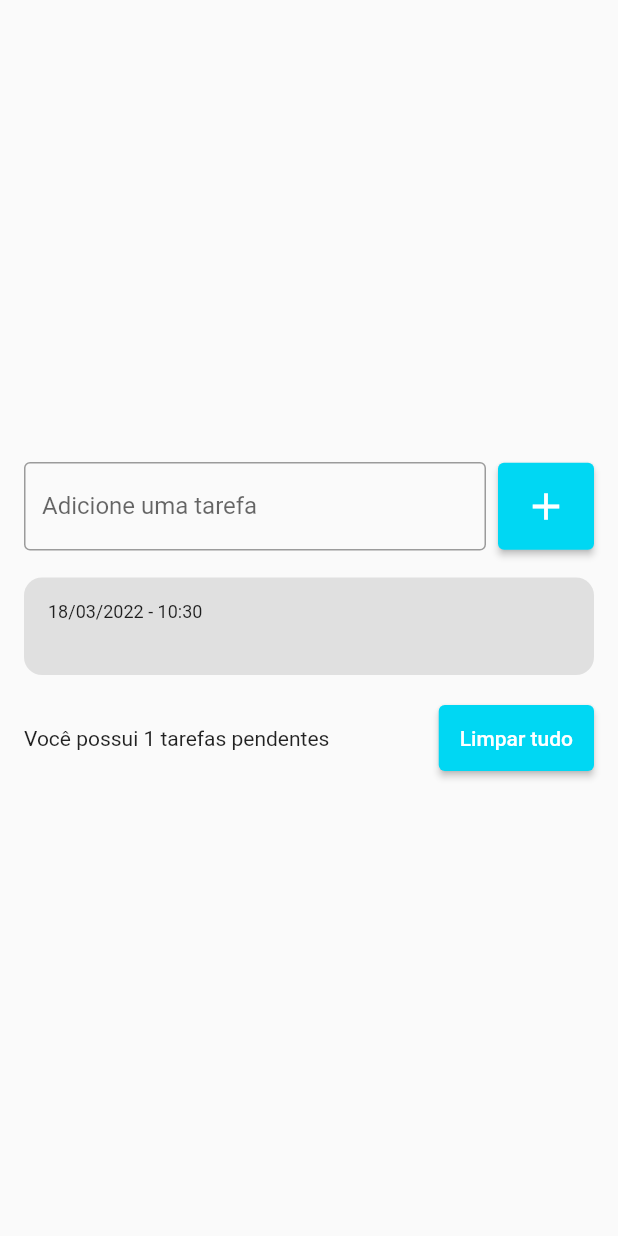
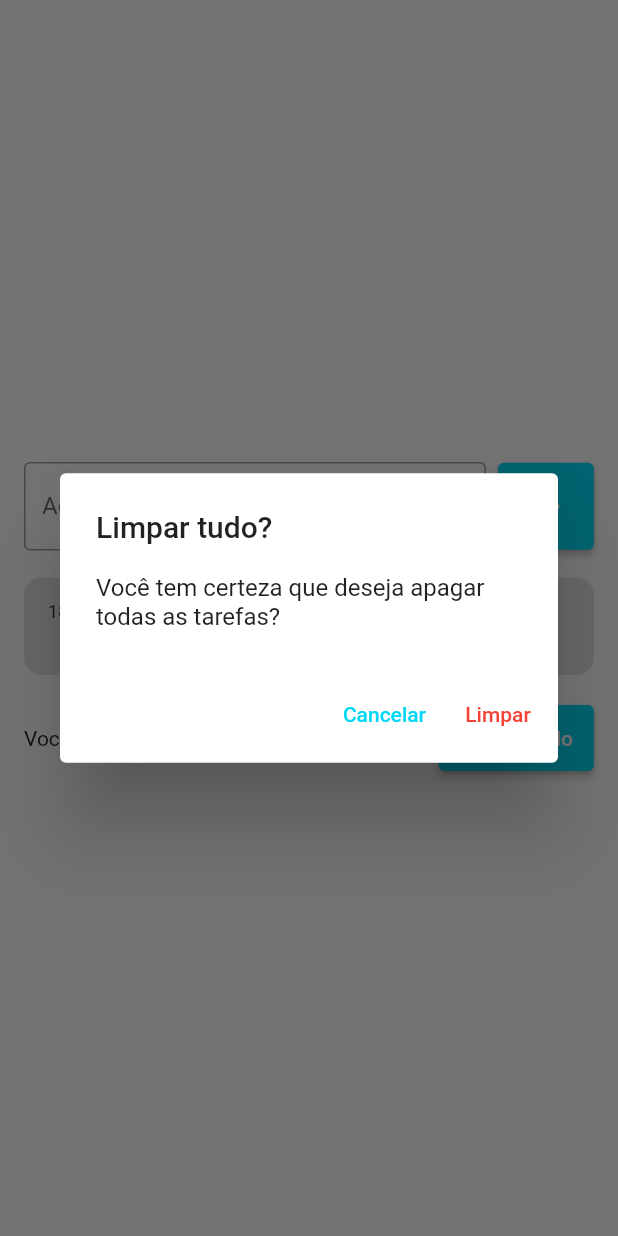
Before and after one commit to dev-sergio/app-todolist, a Flutter app: the screen it shows after launch, after a tap on the "add" icon, after a tap on "Limpar tudo", on a phone screen of 412 x 824 dp. Run offline on Flutter 3.47's test engine with Material 2 defaults, Android fonts, the phone set to English and light mode, and no system bars; drawn by our look-alikes of flutter_slidable; our stand-ins replace shared_preferences.

Commit message:
Salvando lista com shared preferences

```diff
--- a/lib/models/tarefas.dart
+++ b/lib/models/tarefas.dart
@@ -4,4 +4,11 @@ class Tarefas{
 
   String title;
   DateTime date;
+
+  Map<String, dynamic> toJson(){
+    return {
+      'title': title,
+      'date': date.toIso8601String(),
+    };
+  }
 }
--- a/lib/pages/todo_list_page.dart
+++ b/lib/pages/todo_list_page.dart
@@ -1,4 +1,5 @@
 import 'package:flutter/material.dart';
+import 'package:todo_list/repositories/tarefas_repository.dart';
 import 'package:todo_list/widget/todo_list_item.dart';
 
 import '../models/tarefas.dart';
@@ -12,6 +13,7 @@ class TodoListPage extends StatefulWidget {
 
 class _TodoListPageState extends State<TodoListPage> {
   final TextEditingController tarefasController = TextEditingController();
+  final TarefasRepository tarefasRepository = TarefasRepository();
 
   List<Tarefas> tarefas = [];
   Tarefas? tarefaDeletada;
@@ -48,8 +50,9 @@ class _TodoListPageState extends State<TodoListPage> {
                             date: DateTime.now(),
                           );
                           tarefas.add(tarefa);
-                          tarefasController.clear();
                         });
+                        tarefasController.clear();
+                        tarefasRepository.saveListaTarefas(tarefas);
                       },
                       style: ElevatedButton.styleFrom(
                           primary: const Color(0xff00d7f3),
@@ -66,11 +69,8 @@ class _TodoListPageState extends State<TodoListPage> {
                   child: ListView(
                     shrinkWrap: true,
                     children: [
-                      for(Tarefas tarefa in tarefas)
-                        TodoListItem(
-                          tarefas: tarefa,
-                          onDelete: onDelete
-                        ),
+                      for (Tarefas tarefa in tarefas)
+                        TodoListItem(tarefas: tarefa, onDelete: onDelete),
                     ],
                   ),
                 ),
@@ -84,7 +84,7 @@ class _TodoListPageState extends State<TodoListPage> {
                     ),
                     const SizedBox(width: 8),
                     ElevatedButton(
-                      onPressed: () {},
+                      onPressed: showDialogDeletaTodasTarefas,
                       child: const Text(
                         'Limpar tudo',
                       ),
@@ -102,7 +102,7 @@ class _TodoListPageState extends State<TodoListPage> {
     );
   }
 
-  void onDelete(Tarefas tarefa){
+  void onDelete(Tarefas tarefa) {
     tarefaDeletada = tarefa;
     indexTarefaDeletada = tarefas.indexOf(tarefa);
 
@@ -131,4 +131,36 @@ class _TodoListPageState extends State<TodoListPage> {
       ),
     );
   }
+
+  void showDialogDeletaTodasTarefas() {
+    showDialog(
+        context: context,
+        builder: (context) => AlertDialog(
+              title: const Text('Limpar tudo?'),
+              content: const Text(
+                  'Você tem certeza que deseja apagar todas as tarefas?'),
+              actions: [
+                TextButton(
+                    onPressed: () {
+                      Navigator.of(context).pop();
+                    },
+                    style:
+                        TextButton.styleFrom(primary: const Color(0xff00d7f3)),
+                    child: const Text('Cancelar')),
+                TextButton(
+                    onPressed: () {
+                      Navigator.of(context).pop();
+                      deletaTodasTarefas();
+                    },
+                    style: TextButton.styleFrom(primary: Colors.red),
+                    child: const Text('Limpar'))
+              ],
+        ));
+  }
+
+  void deletaTodasTarefas(){
+    setState(() {
+      tarefas.clear();
+    });
+  }
 }
--- /dev/null
+++ b/lib/repositories/tarefas_repository.dart
@@ -0,0 +1,16 @@
+import 'dart:convert';
+import 'package:shared_preferences/shared_preferences.dart';
+import '../models/tarefas.dart';
+
+class TarefasRepository {
+
+  TarefasRepository(){
+    SharedPreferences.getInstance().then((value) => sharedPreferences = value);
+  }
+  late SharedPreferences sharedPreferences;
+
+  void saveListaTarefas(List<Tarefas> tarefas){
+    final jsonString = json.encode(tarefas);
+    sharedPreferences.setString('tarefas_list', jsonString);
+  }
+}
--- a/pubspec.yaml
+++ b/pubspec.yaml
@@ -36,6 +36,7 @@ dependencies:
   cupertino_icons: ^1.0.2
   intl:
   flutter_slidable: ^1.2.0
+  shared_preferences: ^2.0.13
 
 dev_dependencies:
   flutter_test:
```
Also changed, not shown: pubspec.lock.
